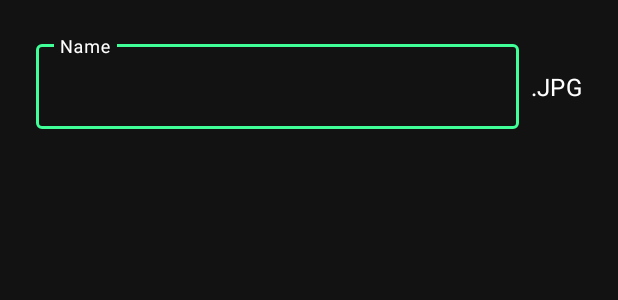
After one commit to ashishkharcheiuforks/face-hide-ml, an Android app: the layout dialog_save_photo.xml on its own in the app's theme, with its tools: preview values and no code run, on a phone screen of 412 x 824 dp. The commit adds this screen. Shown: the top 300 px of the screen. Run offline under Robolectric (Android 15) with nearby library versions, the phone set to English and light mode, and no system bars.

Commit message:
Update interaction ui.

```diff
--- a/app/build.gradle
+++ b/app/build.gradle
@@ -71,6 +71,7 @@ dependencies {
     implementation 'androidx.appcompat:appcompat:1.0.2'
     implementation "com.google.android.material:material:1.1.0-alpha05"
     implementation 'androidx.constraintlayout:constraintlayout:1.1.3'
+    implementation 'com.github.ybq:Android-SpinKit:1.2.0'
 
     implementation 'com.google.firebase:firebase-core:16.0.8'
     implementation 'com.google.firebase:firebase-ml-vision:19.0.3'
--- a/app/src/main/java/com/github/naz013/facehide/views/PhotoManipulationView.kt
+++ b/app/src/main/java/com/github/naz013/facehide/views/PhotoManipulationView.kt
@@ -230,6 +230,10 @@ class PhotoManipulationView : View {
         return AppCompatResources.getDrawable(context, res)?.toBitmap()
     }
 
+    fun hasPhoto(): Boolean {
+        return photo != null
+    }
+
     inner class Face(val rect: Rect, var mask: Mask? = null) {
         private val shader = LinearGradient(0f, 0f, 50f, 40f, colors[random.nextInt(colors.size)],
             colors[random.nextInt(colors.size)], Shader.TileMode.CLAMP)
--- /dev/null
+++ b/app/src/main/res/layout/dialog_save_photo.xml
@@ -0,0 +1,41 @@
+<?xml version="1.0" encoding="utf-8"?>
+<layout xmlns:android="http://schemas.android.com/apk/res/android"
+    xmlns:app="http://schemas.android.com/apk/res-auto">
+
+    <LinearLayout
+        android:layout_width="match_parent"
+        android:layout_height="wrap_content"
+        android:orientation="horizontal"
+        android:padding="24dp">
+
+        <com.google.android.material.textfield.TextInputLayout
+            style="@style/Widget.MaterialComponents.TextInputLayout.OutlinedBox"
+            android:layout_width="0dp"
+            android:layout_height="wrap_content"
+            android:layout_weight="1"
+            app:boxBackgroundColor="@android:color/transparent"
+            app:boxStrokeColor="@color/colorAccent"
+            app:boxStrokeWidth="1dp"
+            app:hintTextColor="#ffffff">
+
+            <com.google.android.material.textfield.TextInputEditText
+                android:id="@+id/fileNameField"
+                android:layout_width="match_parent"
+                android:layout_height="wrap_content"
+                android:hint="@string/name"
+                android:maxLength="70"
+                android:textColor="#ffffff"
+                android:maxLines="1" />
+
+        </com.google.android.material.textfield.TextInputLayout>
+
+        <TextView
+            android:layout_width="wrap_content"
+            android:layout_height="wrap_content"
+            android:layout_marginStart="8dp"
+            android:text=".jpg"
+            android:textAllCaps="true"
+            android:textAppearance="?textAppearanceSubtitle1" />
+
+    </LinearLayout>
+</layout>
--- a/app/src/main/res/values/colors.xml
+++ b/app/src/main/res/values/colors.xml
@@ -2,5 +2,5 @@
 <resources>
     <color name="colorPrimary">#000000</color>
     <color name="colorPrimaryDark">#000000</color>
-    <color name="colorAccent">#000000</color>
+    <color name="colorAccent">#40FF98</color>
 </resources>
```
Also changed, not shown: app/src/main/java/com/github/naz013/facehide/MainActivity.kt (+84 -8 lines), app/src/main/java/com/github/naz013/facehide/RecognitionViewModel.kt (+12 -2 lines), app/src/main/res/layout/activity_main.xml (+27 -0 lines), app/src/main/res/values/strings.xml (+14 -0 lines).
